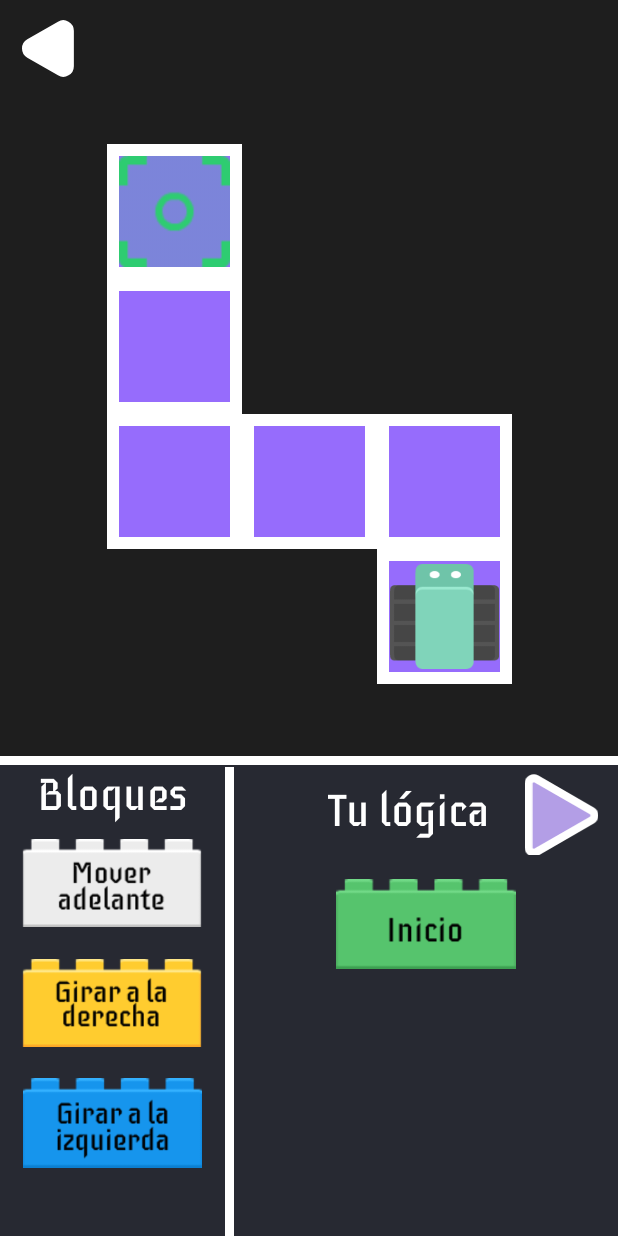
After one commit to NicolasLeiton/Fimatic, an Android app: the Level3 screen opened directly, with no data from a screen before it, on a phone screen of 412 x 824 dp. The commit adds this screen. Run offline under Robolectric (Android 15) with nearby library versions, the light colour scheme and no system bars.

Commit message:
Adding level 2 and 3

```diff
--- a/app/src/main/AndroidManifest.xml
+++ b/app/src/main/AndroidManifest.xml
@@ -28,6 +28,12 @@
             android:name=".Level1"
             android:exported="false" />
         <activity
+            android:name=".Level2"
+            android:exported="false" />
+        <activity
+            android:name=".Level3"
+            android:exported="false" />
+        <activity
             android:name=".Niveles2"
             android:exported="false" />
         <activity
--- /dev/null
+++ b/app/src/main/java/com/utadeo/fimatic/Level3.kt
@@ -0,0 +1,85 @@
+package com.utadeo.fimatic
+
+import android.annotation.SuppressLint
+import android.os.Bundle
+import android.util.Log
+import android.view.View
+import androidx.activity.enableEdgeToEdge
+import androidx.appcompat.app.AppCompatActivity
+import androidx.core.os.bundleOf
+import androidx.core.view.ViewCompat
+import androidx.core.view.WindowInsetsCompat
+import androidx.fragment.app.add
+import androidx.fragment.app.commit
+import androidx.lifecycle.ViewModelProvider
+import android.widget.ImageView
+import android.widget.TextView
+import kotlinx.coroutines.*
+
+class Level3 : AppCompatActivity() {
+
+    private lateinit var viewModel: SharedViewModel
+    private var playing = false
+    private var animating = false
+    private val path = listOf("Adelante", "Izquierda", "Adelante", "Adelante", "Derecha", "Adelante", "Adelante")
+
+    @SuppressLint("MissingInflatedId")
+    override fun onCreate(savedInstanceState: Bundle?) {
+        super.onCreate(savedInstanceState)
+        enableEdgeToEdge()
+        setContentView(R.layout.activity_level3)
+        ViewCompat.setOnApplyWindowInsetsListener(findViewById(R.id.main)) { v, insets ->
+            val systemBars = insets.getInsets(WindowInsetsCompat.Type.systemBars())
+            v.setPadding(systemBars.left, systemBars.top, systemBars.right, systemBars.bottom)
+            insets
+        }
+
+        val bundle = bundleOf(ARG_PARAM1 to "Level3", ARG_PARAM2 to 3)
+        supportFragmentManager.commit{
+            setReorderingAllowed(true)
+            add<Bloques>(R.id.Fragment_bloques, args = bundle)
+        }
+
+        val car: ImageView = findViewById(R.id.carImg)
+        val piso_inicial:ImageView = findViewById(R.id.Piso_1)
+        val text_out:TextView = findViewById(R.id.text_result)
+        val trophy:ImageView = findViewById(R.id.trophy_img)
+
+        val claseCarro = Carro(car, this, text_out, trophy)
+
+
+        if (BluetoothController.isConnected()){
+            Log.i("Level2", "EL BT ESTA CONECTADO")
+        }
+        else{
+            Log.i("Level2", "EL BT NO ESTA CONECTADO")
+        }
+
+
+        viewModel = ViewModelProvider(this).get(SharedViewModel::class.java)
+        // Observar los cambios en los datos
+        viewModel.sharedData.observe(this) { data ->
+            GlobalScope.launch {
+                if (!playing){
+                    playing = true; animating = true
+                    animating = claseCarro.mover_carro(data, path)
+                }
+                else if(animating==false){
+                    playing = claseCarro.reinicar(piso_inicial)
+
+                }
+            }
+
+
+
+        }
+    }
+
+
+    fun ir_atras(view: View){
+        finish()
+    }
+
+
+
+}
--- /dev/null
+++ b/app/src/main/res/layout/activity_level3.xml
@@ -0,0 +1,145 @@
+<?xml version="1.0" encoding="utf-8"?>
+<androidx.constraintlayout.widget.ConstraintLayout xmlns:android="http://schemas.android.com/apk/res/android"
+    xmlns:app="http://schemas.android.com/apk/res-auto"
+    xmlns:tools="http://schemas.android.com/tools"
+    android:id="@+id/main"
+    android:layout_width="match_parent"
+    android:layout_height="match_parent"
+    android:background="@color/back_color2"
+    tools:context=".Level1">
+
+    <ImageView
+        android:id="@+id/piso_6"
+        android:layout_width="90dp"
+        android:layout_height="90dp"
+        android:importantForAccessibility="no"
+        app:layout_constraintBottom_toTopOf="@+id/piso_4"
+        app:layout_constraintEnd_toStartOf="@+id/piso_5"
+        app:layout_constraintStart_toStartOf="@+id/piso_4"
+        app:srcCompat="@drawable/piso" />
+
+    <ImageView
+        android:id="@+id/piso_5"
+        android:layout_width="90dp"
+        android:layout_height="90dp"
+        android:importantForAccessibility="no"
+        app:layout_constraintBottom_toTopOf="@+id/Piso_1"
+        app:layout_constraintEnd_toStartOf="@+id/Piso_2"
+        app:layout_constraintTop_toTopOf="@+id/Piso_2"
+        app:srcCompat="@drawable/piso" />
+
+    <ImageView
+        android:id="@+id/Piso_1"
+        android:layout_width="90dp"
+        android:layout_height="90dp"
+        android:layout_marginBottom="368dp"
+        android:importantForAccessibility="no"
+        app:layout_constraintBottom_toBottomOf="parent"
+        app:layout_constraintEnd_toEndOf="parent"
+        app:layout_constraintHorizontal_bias="0.781"
+        app:layout_constraintStart_toStartOf="parent"
+        app:srcCompat="@drawable/piso" />
+
+    <ImageButton
+        android:id="@+id/imageButton2"
+        android:layout_width="64dp"
+        android:layout_height="64dp"
+        android:layout_weight="1"
+        android:background="@color/back_color2"
+        android:contentDescription="@string/ir_atras_txt"
+        android:onClick="ir_atras"
+        android:src="@drawable/atras2"
+        app:layout_constraintStart_toStartOf="parent"
+        app:layout_constraintTop_toTopOf="parent" />
+
+
+    <androidx.fragment.app.FragmentContainerView
+        android:id="@+id/Fragment_bloques"
+        android:layout_width="fill_parent"
+        android:layout_height="320dp"
+        app:layout_constraintBottom_toBottomOf="parent"
+        app:layout_constraintEnd_toEndOf="parent"
+        app:layout_constraintStart_toStartOf="parent"
+        tools:layout="@layout/fragment_bloques" />
+
+    <ImageView
+        android:id="@+id/trophy_img"
+        android:layout_width="80dp"
+        android:layout_height="80dp"
+        android:visibility="invisible"
+        app:layout_constraintBottom_toBottomOf="@+id/imageView9"
+        app:layout_constraintEnd_toEndOf="parent"
+        app:layout_constraintHorizontal_bias="0.516"
+        app:layout_constraintStart_toStartOf="parent"
+        app:layout_constraintTop_toTopOf="@+id/Piso_3"
+        app:layout_constraintVertical_bias="1.0"
+        app:srcCompat="@drawable/trophy" />
+
+    <ImageView
+        android:id="@+id/Piso_3"
+        android:layout_width="90dp"
+        android:layout_height="90dp"
+        android:importantForAccessibility="no"
+        app:layout_constraintBottom_toTopOf="@+id/piso_6"
+        app:layout_constraintEnd_toEndOf="@+id/piso_6"
+        app:layout_constraintStart_toStartOf="@+id/piso_6"
+        app:srcCompat="@drawable/piso" />
+
+    <ImageView
+        android:id="@+id/Piso_2"
+        android:layout_width="90dp"
+        android:layout_height="90dp"
+        android:importantForAccessibility="no"
+        app:layout_constraintBottom_toTopOf="@+id/Piso_1"
+        app:layout_constraintEnd_toEndOf="@+id/Piso_1"
+        app:layout_constraintStart_toStartOf="@+id/Piso_1"
+        app:srcCompat="@drawable/piso" />
+
+    <ImageView
+        android:id="@+id/piso_4"
+        android:layout_width="90dp"
+        android:layout_height="90dp"
+        android:importantForAccessibility="no"
+        app:layout_constraintBottom_toBottomOf="@+id/piso_5"
+        app:layout_constraintEnd_toStartOf="@+id/piso_5"
+        app:layout_constraintTop_toTopOf="@+id/piso_5"
+        app:srcCompat="@drawable/piso" />
+
+    <ImageView
+        android:id="@+id/imageView9"
+        android:layout_width="74dp"
+        android:layout_height="74dp"
+        android:importantForAccessibility="no"
+        app:layout_constraintBottom_toBottomOf="@+id/Piso_3"
+        app:layout_constraintEnd_toEndOf="@+id/Piso_3"
+        app:layout_constraintStart_toStartOf="@+id/Piso_3"
+        app:layout_constraintTop_toTopOf="@+id/Piso_3"
+        app:srcCompat="@drawable/objective_tile" />
+
+    <ImageView
+        android:id="@+id/carImg"
+        android:layout_width="74dp"
+        android:layout_height="70dp"
+        android:importantForAccessibility="no"
+        app:layout_constraintBottom_toBottomOf="@+id/Piso_1"
+        app:layout_constraintEnd_toEndOf="@+id/Piso_1"
+        app:layout_constraintStart_toStartOf="@+id/Piso_1"
+        app:layout_constraintTop_toTopOf="@+id/Piso_1"
+        app:srcCompat="@drawable/robot_3dgreen" />
+
+    <TextView
+        android:id="@+id/text_result"
+        android:layout_width="300dp"
+        android:layout_height="wrap_content"
+        android:layout_marginBottom="14dp"
+        android:fontFamily="@font/iceberg"
+        android:gravity="center"
+        android:textColor="@color/white"
+        android:textSize="30sp"
+        app:layout_constraintBottom_toTopOf="@+id/trophy_img"
+        app:layout_constraintEnd_toEndOf="parent"
+        app:layout_constraintStart_toStartOf="parent"
+        tools:text="Retroalimentacion"
+        tools:visibility="visible" />
+
+</androidx.constraintlayout.widget.ConstraintLayout>
--- a/app/src/main/res/layout/activity_niveles.xml
+++ b/app/src/main/res/layout/activity_niveles.xml
@@ -95,6 +95,7 @@
                     android:backgroundTint="@color/purpura_2"
                     android:backgroundTintMode="screen"
                     android:fontFamily="@font/iceberg"
+                    android:onClick="ir_nivel2"
                     android:text="@string/_2"
                     android:textColor="@color/black"
                     android:textSize="65sp" />
@@ -113,6 +114,7 @@
                     android:backgroundTint="@color/purpura_3"
                     android:backgroundTintMode="screen"
                     android:fontFamily="@font/iceberg"
+                    android:onClick="ir_nivel3"
                     android:text="@string/_3"
                     android:textColor="@color/black"
                     android:textSize="65sp" />
```
Also changed, not shown: app/src/main/java/com/utadeo/fimatic/Level2.kt (added, +85 -0 lines), app/src/main/java/com/utadeo/fimatic/Niveles.kt (+8 -0 lines), app/src/main/res/layout/activity_level2.xml (added, +123 -0 lines).
